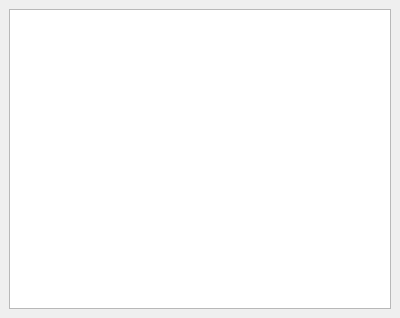
Old version of the form lib/ui/lexer.ui in the repository Ruin0x11/eiwaji.
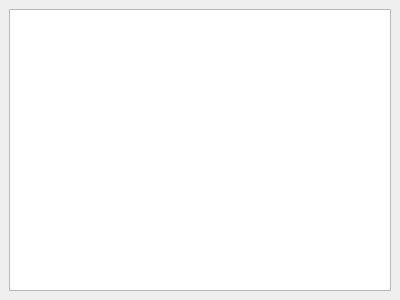
New version of the form.

```diff
--- a/lib/ui/lexer.ui
+++ b/lib/ui/lexer.ui
@@ -12,8 +12,8 @@
   </property>
   <property name="minimumSize">
    <size>
-    <width>100</width>
-    <height>100</height>
+    <width>200</width>
+    <height>200</height>
    </size>
   </property>
   <property name="features">
@@ -33,8 +33,8 @@
        <widget class="QTextBrowser" name="lexerTextBrowser">
         <property name="minimumSize">
          <size>
-          <width>300</width>
-          <height>300</height>
+          <width>0</width>
+          <height>0</height>
          </size>
         </property>
         <property name="font">
```
